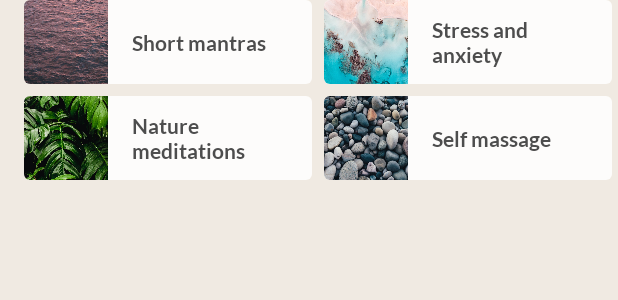
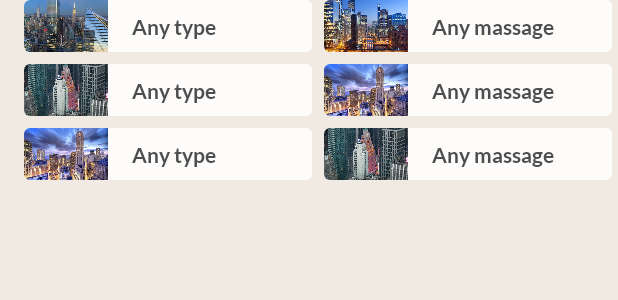
Before and after one commit to DmitrySergienko/MySoothe, an Android app built with Jetpack Compose: the @Preview function FavoriteCollectionsGridPreview, on a phone screen of 412 x 824 dp. Shown: the top 300 px of the screen. Run offline under Robolectric (Android 15) with nearby library versions, the phone set to English and light mode, and no system bars.

```diff
--- a/app/src/main/java/com/codelab/basiclayouts/data/MockProjectsRepoImpl.kt
+++ b/app/src/main/java/com/codelab/basiclayouts/data/MockProjectsRepoImpl.kt
@@ -4,21 +4,56 @@ import com.codelab.basiclayouts.R
 
 class MockProjectsRepoImpl {
 
-    val alignYourBodyData = listOf(
-        R.drawable.ab1_inversions to R.string.ab1_inversions,
-        R.drawable.ab2_quick_yoga to R.string.ab2_quick_yoga,
-        R.drawable.ab3_stretching to R.string.ab3_stretching,
-        R.drawable.ab4_tabata to R.string.ab4_tabata,
-        R.drawable.ab5_hiit to R.string.ab5_hiit,
-        R.drawable.ab6_pre_natal_yoga to R.string.ab6_pre_natal_yoga
+    val urbanPhoto = listOf(
+        R.drawable.ic_012 to R.string.ab1_inversions,
+        R.drawable.ic_001 to R.string.ab2_quick_yoga,
+        R.drawable.ic_001 to R.string.ab3_stretching,
+        R.drawable.ic_004 to R.string.ab4_tabata,
+        R.drawable.ic_005 to R.string.ab5_hiit,
+        R.drawable.ic_006 to R.string.ab6_pre_natal_yoga
     ).map { DrawableStringPair(it.first, it.second) }
 
     val favoriteCollectionsData = listOf(
-        R.drawable.fc1_short_mantras to R.string.fc1_short_mantras,
-        R.drawable.fc2_nature_meditations to R.string.fc2_nature_meditations,
-        R.drawable.fc3_stress_and_anxiety to R.string.fc3_stress_and_anxiety,
-        R.drawable.fc4_self_massage to R.string.fc4_self_massage,
-        R.drawable.fc5_overwhelmed to R.string.fc5_overwhelmed,
-        R.drawable.fc6_nightly_wind_down to R.string.fc6_nightly_wind_down
-    ).map { DrawableStringPair(it.first, it.second) }
+        R.drawable.ic_007 to R.string.fc1_short_mantras,
+        R.drawable.ic_009 to R.string.fc2_nature_meditations,
+        R.drawable.ic_003 to R.string.fc3_stress_and_anxiety,
+        R.drawable.ic_001 to R.string.fc4_self_massage,
+        R.drawable.ic_003 to R.string.fc5_overwhelmed,
+        R.drawable.ic_009 to R.string.fc6_nightly_wind_down,
+        R.drawable.ic_001 to R.string.fc6_nightly_wind_down,
+        R.drawable.ic_004 to R.string.fc6_nightly_wind_down,
+        R.drawable.ic_004 to R.string.fc6_nightly_wind_down,
+        R.drawable.ic_001 to R.string.fc6_nightly_wind_down,
+
+        ).map { DrawableStringPair(it.first, it.second) }
+
+    val urbanCollection = listOf(
+
+        R.drawable.ic_011,
+        R.drawable.ic_011,
+        R.drawable.ic_011,
+        R.drawable.ic_011,
+        R.drawable.ic_011,
+        R.drawable.ic_011,
+        R.drawable.ic_011,
+        R.drawable.ic_011,
+        R.drawable.ic_011,
+        R.drawable.ic_011,
+        R.drawable.ic_011,
+        R.drawable.ic_011,
+        R.drawable.ic_011,
+        R.drawable.ic_011,
+        R.drawable.ic_011,
+        R.drawable.ic_011,
+        R.drawable.ic_011,
+        R.drawable.ic_011,
+        R.drawable.ic_011,
+        R.drawable.ic_011,
+        R.drawable.ic_011,
+        R.drawable.ic_011,
+        R.drawable.ic_011,
+        R.drawable.ic_011,
+
+        )
+
 }
--- a/app/src/main/java/com/codelab/basiclayouts/ui/theme/Color.kt
+++ b/app/src/main/java/com/codelab/basiclayouts/ui/theme/Color.kt
@@ -18,10 +18,10 @@ package com.codelab.basiclayouts.ui.theme
 
 import androidx.compose.ui.graphics.Color
 
-val taupe100 = Color(0xFFF0EAE2)
+val taupe100 = Color(0xFF3FBEF0)
 val taupe800 = Color(0xFF655454)
-val rust300 = Color(0xFFE1AFAF)
-val rust600 = Color(0xFF886363)
+val rust300 = Color(0xFF2D312F)
+val rust600 = Color(0xFF0C0C0C)
 val gray900 = Color(0xFF333333)
 val white150 = Color.White.copy(alpha = 0.15f)
 val white800 = Color.White.copy(alpha = 0.8f)
--- /dev/null
+++ b/app/src/main/res/drawable/ic_baseline_home_24.xml
@@ -0,0 +1,5 @@
+<vector android:height="24dp" android:tint="#0A0A0A"
+    android:viewportHeight="24" android:viewportWidth="24"
+    android:width="24dp" xmlns:android="http://schemas.android.com/apk/res/android">
+    <path android:fillColor="@android:color/white" android:pathData="M10,20v-6h4v6h5v-8h3L12,3 2,12h3v8z"/>
+</vector>
--- a/app/src/main/res/values/strings.xml
+++ b/app/src/main/res/values/strings.xml
@@ -12,21 +12,21 @@
   the License.
   -->
 <resources>
-    <string name="app_name">MySoothe</string>
+    <string name="app_name">ComposeTask</string>
     <string name="favorite_collections">Favorite Collections</string>
-    <string name="align_your_body">Align your body</string>
+    <string name="align_your_body">Urban style</string>
     <string name="ab1_inversions">Inversions</string>
-    <string name="ab2_quick_yoga">Quick yoga</string>
-    <string name="ab3_stretching">Stretching</string>
-    <string name="ab4_tabata">Tabata</string>
+    <string name="ab2_quick_yoga">Quick action</string>
+    <string name="ab3_stretching">Any type</string>
+    <string name="ab4_tabata">Urban</string>
     <string name="ab5_hiit">HIIT</string>
-    <string name="ab6_pre_natal_yoga">Pre-natal yoga</string>
-    <string name="fc1_short_mantras">Short mantras</string>
-    <string name="fc2_nature_meditations">Nature meditations</string>
-    <string name="fc3_stress_and_anxiety">Stress and anxiety</string>
-    <string name="fc4_self_massage">Self massage</string>
-    <string name="fc5_overwhelmed">Overwhelmed</string>
-    <string name="fc6_nightly_wind_down">Nightly wind down</string>
+    <string name="ab6_pre_natal_yoga">Any type</string>
+    <string name="fc1_short_mantras">Any type</string>
+    <string name="fc2_nature_meditations">Any type</string>
+    <string name="fc3_stress_and_anxiety">Any type</string>
+    <string name="fc4_self_massage">Any massage</string>
+    <string name="fc5_overwhelmed">Any massage</string>
+    <string name="fc6_nightly_wind_down">Any massage</string>
     <string name="cd_fab_start">start</string>
     <string name="bottom_navigation_home">HOME</string>
     <string name="bottom_navigation_profile">PROFILE</string>
```
Also changed, not shown: app/src/main/java/com/codelab/basiclayouts/MainActivity.kt (+76 -17 lines), app/src/main/res/drawable/ic_001.png (added), app/src/main/res/drawable/ic_002.png (added), app/src/main/res/drawable/ic_003.png (added), app/src/main/res/drawable/ic_004.png (added), app/src/main/res/drawable/ic_005.png (added), app/src/main/res/drawable/ic_006.png (added), app/src/main/res/drawable/ic_007.png (added), app/src/main/res/drawable/ic_008.png (added), app/src/main/res/drawable/ic_009.png (added), app/src/main/res/drawable/ic_012.png (added), 2 other files.
